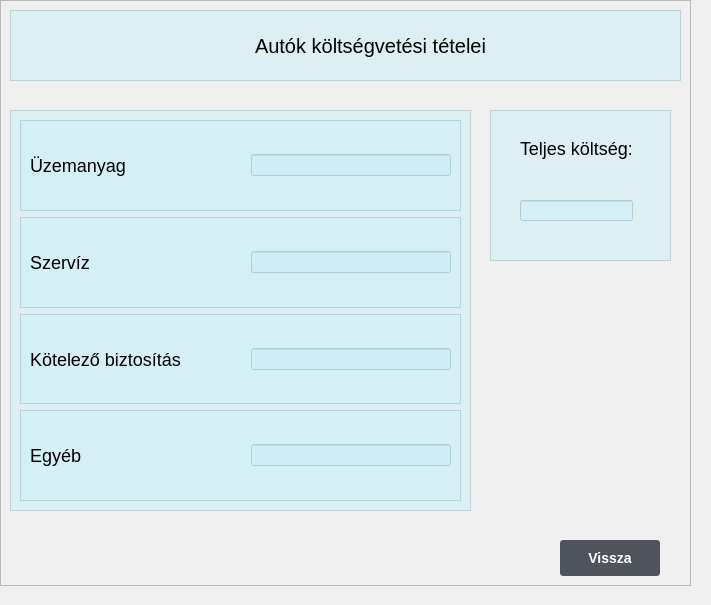
Qt form auto.ui (katsa00781/HomeApp) before a commit.
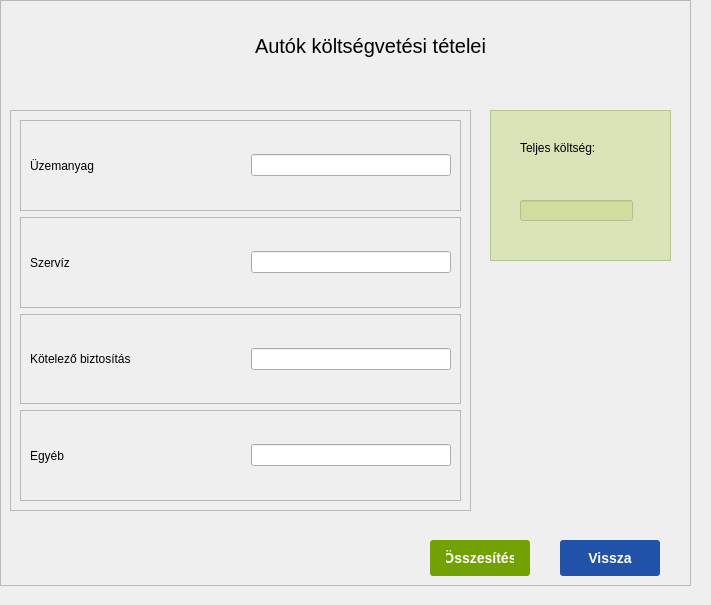
The same form after that commit.

Diff of the .ui file:
```diff
--- a/auto.ui
+++ b/auto.ui
@@ -14,16 +14,56 @@
    <string>Form</string>
   </property>
   <property name="styleSheet">
-   <string notr="true">QLabel {
+   <string notr="true">
+QPushButton {
+                    
+                    border-radius: 3px;
+                    font-size: 14px;
+                    font-weight: 500;
+                    line-height: 16px;
+                    padding: 2px 16px;
+                    height: 32px;
+                    min-width: 60px;
+                    min-height: 32px;
+                    border: none;
+                    color: #fff;
+                    background-color: #2251AA;
+                    
+                
+}
+
+QFrame {
+border-radius: 20px;
+background-color: rgba(202, 238,247, 0.15)
+}
+
+QLabel {
 
 color: #000000;
 background: none;
 font-size: 18px;
 
 
-}</string>
+}
+QLineEdit {
+background-color: #CACBB9;
+
+}
+
+;
+
+background-color: qlineargradient(x1: 0, y1: 0, x2: 1, y2: 1,
+                                      stop: 0 #FFE381, stop: 1 #A1B0BA);</string>
   </property>
   <widget class="QFrame" name="frame">
+   <property name="geometry">
+    <rect>
+     <x>0</x>
+     <y>0</y>
+     <width>691</width>
+     <height>586</height>
+    </rect>
+   </property>
    <property name="styleSheet">
     <string notr="true">background-color: qlineargradient(spread:pad, x1:0, y1:0, x2:1, y2:0, stop:0 rgba(121, 149, 159, 145), stop:1 rgba(255, 255, 255, 255));
 
@@ -65,7 +105,9 @@
      </rect>
     </property>
     <property name="styleSheet">
-     <string notr="true">background-color:rgba(202,238,247, 0.5);</string>
+     <string notr="true">background-color: none;
+border: none
+</string>
     </property>
     <property name="frameShape">
      <enum>QFrame::StyledPanel</enum>
@@ -106,7 +148,15 @@
      </rect>
     </property>
     <property name="styleSheet">
-     <string notr="true">background-color:rgba(202,238,247, 0.5);</string>
+     <string notr="true">
+
+QLineEdit {
+background-color: #CACBB9;
+};
+
+background-color:rgba(197, 216, 131, 0.5);
+
+</string>
     </property>
     <property name="frameShape">
      <enum>QFrame::StyledPanel</enum>
@@ -117,6 +167,9 @@
     <layout class="QVBoxLayout" name="verticalLayout">
      <item>
       <widget class="QFrame" name="frame_4">
+       <property name="styleSheet">
+        <string notr="true"/>
+       </property>
        <property name="frameShape">
         <enum>QFrame::StyledPanel</enum>
        </property>
@@ -266,7 +319,7 @@
                     min-height: 32px;
                     border: none;
                     color: #fff;
-                    background-color: #4f545c;
+                    background-color: #2251AA;
                     </string>
     </property>
     <property name="text">
@@ -283,7 +336,7 @@
      </rect>
     </property>
     <property name="styleSheet">
-     <string notr="true">background-color:rgba(202,238,247, 0.5);</string>
+     <string notr="true">background-color:rgba(197, 216, 131, 0.5);</string>
     </property>
     <property name="frameShape">
      <enum>QFrame::StyledPanel</enum>
@@ -318,6 +371,33 @@
      </property>
     </widget>
    </widget>
+   <widget class="QPushButton" name="szummaButton">
+    <property name="geometry">
+     <rect>
+      <x>430</x>
+      <y>540</y>
+      <width>100</width>
+      <height>36</height>
+     </rect>
+    </property>
+    <property name="styleSheet">
+     <string notr="true">border-radius: 3px;
+                    font-size: 14px;
+                    font-weight: 500;
+                    line-height: 16px;
+                    padding: 2px 16px;
+                    height: 32px;
+                    min-width: 60px;
+                    min-height: 32px;
+                    border: none;
+                    color: #fff;
+                    background-color: #72A202;
+                    </string>
+    </property>
+    <property name="text">
+     <string>Összesítés</string>
+    </property>
+   </widget>
   </widget>
  </widget>
  <resources/>
```
Left out of the diff: 7 changed lines with no effect on the pictures.
